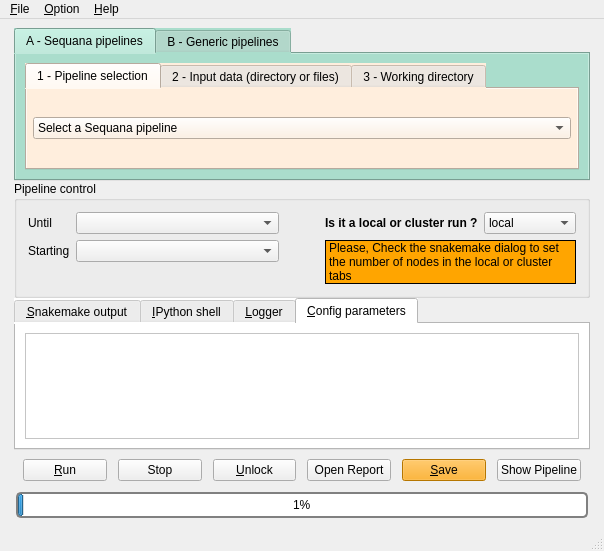
First picture: the form in sequana/gui/mainwindow.ui, repository vladsaveliev/sequana, before the edit.
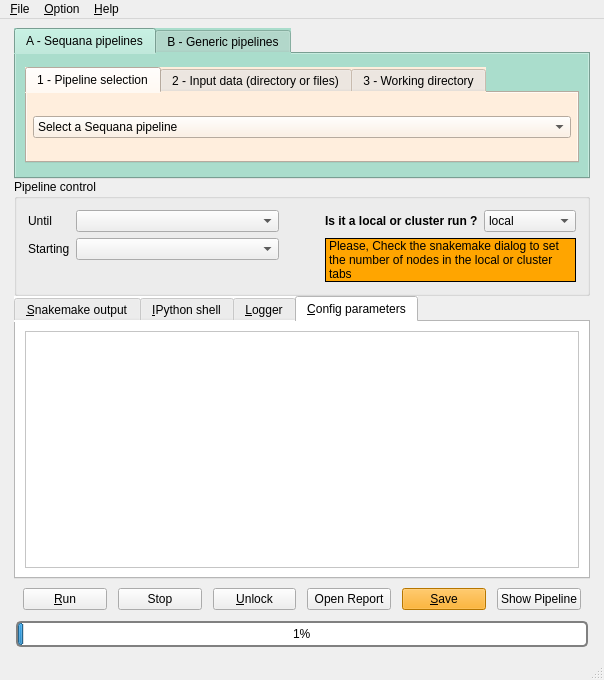
Second picture: the form after the edit. The open tabs and pages were chosen to show the change.

```diff
--- a/sequana/gui/mainwindow.ui
+++ b/sequana/gui/mainwindow.ui
@@ -7,7 +7,7 @@
     <x>0</x>
     <y>0</y>
     <width>604</width>
-    <height>551</height>
+    <height>680</height>
    </rect>
   </property>
   <property name="sizePolicy">
@@ -16,6 +16,124 @@
     <verstretch>0</verstretch>
    </sizepolicy>
   </property>
+  <property name="palette">
+   <palette>
+    <active>
+     <colorrole role="BrightText">
+      <brush brushstyle="SolidPattern">
+       <color alpha="255">
+        <red>170</red>
+        <green>0</green>
+        <blue>0</blue>
+       </color>
+      </brush>
+     </colorrole>
+     <colorrole role="HighlightedText">
+      <brush brushstyle="SolidPattern">
+       <color alpha="255">
+        <red>170</red>
+        <green>0</green>
+        <blue>0</blue>
+       </color>
+      </brush>
+     </colorrole>
+     <colorrole role="AlternateBase">
+      <brush brushstyle="SolidPattern">
+       <color alpha="255">
+        <red>247</red>
+        <green>10</green>
+        <blue>46</blue>
+       </color>
+      </brush>
+     </colorrole>
+     <colorrole role="NoRole">
+      <brush brushstyle="SolidPattern">
+       <color alpha="255">
+        <red>170</red>
+        <green>0</green>
+        <blue>0</blue>
+       </color>
+      </brush>
+     </colorrole>
+    </active>
+    <inactive>
+     <colorrole role="BrightText">
+      <brush brushstyle="SolidPattern">
+       <color alpha="255">
+        <red>170</red>
+        <green>0</green>
+        <blue>0</blue>
+       </color>
+      </brush>
+     </colorrole>
+     <colorrole role="HighlightedText">
+      <brush brushstyle="SolidPattern">
+       <color alpha="255">
+        <red>170</red>
+        <green>0</green>
+        <blue>0</blue>
+       </color>
+      </brush>
+     </colorrole>
+     <colorrole role="AlternateBase">
+      <brush brushstyle="SolidPattern">
+       <color alpha="255">
+        <red>247</red>
+        <green>10</green>
+        <blue>46</blue>
+       </color>
+      </brush>
+     </colorrole>
+     <colorrole role="NoRole">
+      <brush brushstyle="SolidPattern">
+       <color alpha="255">
+        <red>170</red>
+        <green>0</green>
+        <blue>0</blue>
+       </color>
+      </brush>
+     </colorrole>
+    </inactive>
+    <disabled>
+     <colorrole role="BrightText">
+      <brush brushstyle="SolidPattern">
+       <color alpha="255">
+        <red>170</red>
+        <green>0</green>
+        <blue>0</blue>
+       </color>
+      </brush>
+     </colorrole>
+     <colorrole role="HighlightedText">
+      <brush brushstyle="SolidPattern">
+       <color alpha="255">
+        <red>170</red>
+        <green>0</green>
+        <blue>0</blue>
+       </color>
+      </brush>
+     </colorrole>
+     <colorrole role="AlternateBase">
+      <brush brushstyle="SolidPattern">
+       <color alpha="255">
+        <red>247</red>
+        <green>10</green>
+        <blue>46</blue>
+       </color>
+      </brush>
+     </colorrole>
+     <colorrole role="NoRole">
+      <brush brushstyle="SolidPattern">
+       <color alpha="255">
+        <red>170</red>
+        <green>0</green>
+        <blue>0</blue>
+       </color>
+      </brush>
+     </colorrole>
+    </disabled>
+   </palette>
+  </property>
   <property name="windowTitle">
    <string>Sequanix (Sequana GUI)</string>
   </property>
@@ -47,7 +165,7 @@
       <item>
        <widget class="QTabWidget" name="tabs_pipeline">
         <property name="sizePolicy">
-         <sizepolicy hsizetype="Preferred" vsizetype="Preferred">
+         <sizepolicy hsizetype="Preferred" vsizetype="Maximum">
           <horstretch>0</horstretch>
           <verstretch>0</verstretch>
          </sizepolicy>
@@ -86,13 +204,16 @@
          <layout class="QGridLayout" name="gridLayout_6">
           <item row="0" column="0">
            <layout class="QVBoxLayout" name="verticalLayout_4">
+            <property name="spacing">
+             <number>6</number>
+            </property>
             <item>
              <widget class="QTabWidget" name="tabs_sequana">
               <property name="enabled">
                <bool>true</bool>
               </property>
               <property name="sizePolicy">
-               <sizepolicy hsizetype="Expanding" vsizetype="Expanding">
+               <sizepolicy hsizetype="Expanding" vsizetype="Maximum">
                 <horstretch>0</horstretch>
                 <verstretch>0</verstretch>
                </sizepolicy>
@@ -103,6 +224,232 @@
                 <height>0</height>
                </size>
               </property>
+              <property name="palette">
+               <palette>
+                <active>
+                 <colorrole role="Button">
+                  <brush brushstyle="SolidPattern">
+                   <color alpha="255">
+                    <red>255</red>
+                    <green>238</green>
+                    <blue>221</blue>
+                   </color>
+                  </brush>
+                 </colorrole>
+                 <colorrole role="Light">
+                  <brush brushstyle="SolidPattern">
+                   <color alpha="255">
+                    <red>170</red>
+                    <green>0</green>
+                    <blue>0</blue>
+                   </color>
+                  </brush>
+                 </colorrole>
+                 <colorrole role="BrightText">
+                  <brush brushstyle="SolidPattern">
+                   <color alpha="255">
+                    <red>170</red>
+                    <green>0</green>
+                    <blue>0</blue>
+                   </color>
+                  </brush>
+                 </colorrole>
+                 <colorrole role="Base">
+                  <brush brushstyle="SolidPattern">
+                   <color alpha="255">
+                    <red>255</red>
+                    <green>238</green>
+                    <blue>221</blue>
+                   </color>
+                  </brush>
+                 </colorrole>
+                 <colorrole role="Window">
+                  <brush brushstyle="SolidPattern">
+                   <color alpha="255">
+                    <red>255</red>
+                    <green>238</green>
+                    <blue>221</blue>
+                   </color>
+                  </brush>
+                 </colorrole>
+                 <colorrole role="HighlightedText">
+                  <brush brushstyle="SolidPattern">
+                   <color alpha="255">
+                    <red>170</red>
+                    <green>0</green>
+                    <blue>0</blue>
+                   </color>
+                  </brush>
+                 </colorrole>
+                 <colorrole role="AlternateBase">
+                  <brush brushstyle="SolidPattern">
+                   <color alpha="255">
+                    <red>170</red>
+                    <green>0</green>
+                    <blue>0</blue>
+                   </color>
+                  </brush>
+                 </colorrole>
+                 <colorrole role="NoRole">
+                  <brush brushstyle="SolidPattern">
+                   <color alpha="255">
+                    <red>170</red>
+                    <green>0</green>
+                    <blue>0</blue>
+                   </color>
+                  </brush>
+                 </colorrole>
+                </active>
+                <inactive>
+                 <colorrole role="Button">
+                  <brush brushstyle="SolidPattern">
+                   <color alpha="255">
+                    <red>255</red>
+                    <green>238</green>
+                    <blue>221</blue>
+                   </color>
+                  </brush>
+                 </colorrole>
+                 <colorrole role="Light">
+                  <brush brushstyle="SolidPattern">
+                   <color alpha="255">
+                    <red>170</red>
+                    <green>0</green>
+                    <blue>0</blue>
+                   </color>
+                  </brush>
+                 </colorrole>
+                 <colorrole role="BrightText">
+                  <brush brushstyle="SolidPattern">
+                   <color alpha="255">
+                    <red>170</red>
+                    <green>0</green>
+                    <blue>0</blue>
+                   </color>
+                  </brush>
+                 </colorrole>
+                 <colorrole role="Base">
+                  <brush brushstyle="SolidPattern">
+                   <color alpha="255">
+                    <red>255</red>
+                    <green>238</green>
+                    <blue>221</blue>
+                   </color>
+                  </brush>
+                 </colorrole>
+                 <colorrole role="Window">
+                  <brush brushstyle="SolidPattern">
+                   <color alpha="255">
+                    <red>255</red>
+                    <green>238</green>
+                    <blue>221</blue>
+                   </color>
+                  </brush>
+                 </colorrole>
+                 <colorrole role="HighlightedText">
+                  <brush brushstyle="SolidPattern">
+                   <color alpha="255">
+                    <red>170</red>
+                    <green>0</green>
+                    <blue>0</blue>
+                   </color>
+                  </brush>
+                 </colorrole>
+                 <colorrole role="AlternateBase">
+                  <brush brushstyle="SolidPattern">
+                   <color alpha="255">
+                    <red>170</red>
+                    <green>0</green>
+                    <blue>0</blue>
+                   </color>
+                  </brush>
+                 </colorrole>
+                 <colorrole role="NoRole">
+                  <brush brushstyle="SolidPattern">
+                   <color alpha="255">
+                    <red>170</red>
+                    <green>0</green>
+                    <blue>0</blue>
+                   </color>
+                  </brush>
+                 </colorrole>
+                </inactive>
+                <disabled>
+                 <colorrole role="Button">
+                  <brush brushstyle="SolidPattern">
+                   <color alpha="255">
+                    <red>255</red>
+                    <green>238</green>
+                    <blue>221</blue>
+                   </color>
+                  </brush>
+                 </colorrole>
+                 <colorrole role="Light">
+                  <brush brushstyle="SolidPattern">
+                   <color alpha="255">
+                    <red>170</red>
+                    <green>0</green>
+                    <blue>0</blue>
+                   </color>
+                  </brush>
+                 </colorrole>
+                 <colorrole role="BrightText">
+                  <brush brushstyle="SolidPattern">
+                   <color alpha="255">
+                    <red>170</red>
+                    <green>0</green>
+                    <blue>0</blue>
+                   </color>
+                  </brush>
+                 </colorrole>
+                 <colorrole role="Base">
+                  <brush brushstyle="SolidPattern">
+                   <color alpha="255">
+                    <red>255</red>
+                    <green>238</green>
+                    <blue>221</blue>
+                   </color>
+                  </brush>
+                 </colorrole>
+                 <colorrole role="Window">
+                  <brush brushstyle="SolidPattern">
+                   <color alpha="255">
+                    <red>255</red>
+                    <green>238</green>
+                    <blue>221</blue>
+                   </color>
+                  </brush>
+                 </colorrole>
+                 <colorrole role="HighlightedText">
+                  <brush brushstyle="SolidPattern">
+                   <color alpha="255">
+                    <red>170</red>
+                    <green>0</green>
+                    <blue>0</blue>
+                   </color>
+                  </brush>
+                 </colorrole>
+                 <colorrole role="AlternateBase">
+                  <brush brushstyle="SolidPattern">
+                   <color alpha="255">
+                    <red>170</red>
+                    <green>0</green>
+                    <blue>0</blue>
+                   </color>
+                  </brush>
+                 </colorrole>
+                 <colorrole role="NoRole">
+                  <brush brushstyle="SolidPattern">
+                   <color alpha="255">
+                    <red>170</red>
+                    <green>0</green>
+                    <blue>0</blue>
+                   </color>
+                  </brush>
+                 </colorrole>
+                </disabled>
+               </palette>
+              </property>
               <property name="toolTip">
                <string>&lt;html&gt;&lt;head/&gt;&lt;body&gt;&lt;ul style=&quot;margin-top: 0px; margin-bottom: 0px; margin-left: 0px; margin-right: 0px; -qt-list-indent: 1;&quot;&gt;&lt;li style=&quot; margin-top:12px; margin-bottom:0px; margin-left:0px; margin-right:0px; -qt-block-indent:0; text-indent:0px;&quot;&gt;&lt;span style=&quot; font-weight:600;&quot;&gt;Left tab:&lt;/span&gt; Select one of the pipeline in the combo box. In order to get information about a pipeline, please see the Help menu. &lt;/li&gt;&lt;li style=&quot; margin-top:0px; margin-bottom:0px; margin-left:0px; margin-right:0px; -qt-block-indent:0; text-indent:0px;&quot;&gt;&lt;span style=&quot; font-weight:600;&quot;&gt;Middle tab:&lt;/span&gt; Select one of this option&lt;/li&gt;&lt;ol style=&quot;margin-top: 0px; margin-bottom: 0px; margin-left: 0px; margin-right: 0px; -qt-list-indent: 2;&quot;&gt;&lt;li style=&quot; margin-top:0px; margin-bottom:0px; margin-left:0px; margin-right:0px; -qt-block-indent:0; text-indent:0px;&quot;&gt;Input directory: the directory where fastq.gz files are stored (all Sequana pipelines expect fastq.gz as input)&lt;/li&gt;&lt;li style=&quot; margin-top:0px; margin-bottom:0px; margin-left:0px; margin-right:0px; -qt-block-indent:0; text-indent:0px;&quot;&gt;Input samples: select one or two files (fastq.gz) in a directory&lt;/li&gt;&lt;/ol&gt;&lt;li style=&quot; margin-top:0px; margin-bottom:12px; margin-left:0px; margin-right:0px; -qt-block-indent:0; text-indent:0px;&quot;&gt;&lt;span style=&quot; font-weight:600;&quot;&gt;Right tab: &lt;/span&gt;Select working directory where Snakefile/pipeline and config files will be copied. Pipelines are also ran in that directory. &lt;/li&gt;&lt;/ul&gt;&lt;/body&gt;&lt;/html&gt;</string>
               </property>
@@ -160,9 +507,238 @@
                   </property>
                   <item>
                    <widget class="QComboBox" name="choice_button">
+                    <property name="palette">
+                     <palette>
+                      <active>
+                       <colorrole role="Button">
+                        <brush brushstyle="SolidPattern">
+                         <color alpha="255">
+                          <red>255</red>
+                          <green>238</green>
+                          <blue>221</blue>
+                         </color>
+                        </brush>
+                       </colorrole>
+                       <colorrole role="Light">
+                        <brush brushstyle="SolidPattern">
+                         <color alpha="255">
+                          <red>170</red>
+                          <green>0</green>
+                          <blue>0</blue>
+                         </color>
+                        </brush>
+                       </colorrole>
+                       <colorrole role="BrightText">
+                        <brush brushstyle="SolidPattern">
+                         <color alpha="255">
+                          <red>170</red>
+                          <green>0</green>
+                          <blue>0</blue>
+                         </color>
+                        </brush>
+                       </colorrole>
+                       <colorrole role="Base">
+                        <brush brushstyle="SolidPattern">
+                         <color alpha="255">
+                          <red>255</red>
+                          <green>238</green>
+                          <blue>221</blue>
+                         </color>
+                        </brush>
+                       </colorrole>
+                       <colorrole role="Window">
+                        <brush brushstyle="SolidPattern">
+                         <color alpha="255">
+                          <red>255</red>
+                          <green>238</green>
+                          <blue>221</blue>
+                         </color>
+                        </brush>
+                       </colorrole>
+                       <colorrole role="HighlightedText">
+                        <brush brushstyle="SolidPattern">
+                         <color alpha="255">
+                          <red>170</red>
+                          <green>0</green>
+                          <blue>0</blue>
+                         </color>
+                        </brush>
+                       </colorrole>
+                       <colorrole role="AlternateBase">
+                        <brush brushstyle="SolidPattern">
+                         <color alpha="255">
+                          <red>170</red>
+                          <green>0</green>
+                          <blue>0</blue>
+                         </color>
+                        </brush>
+                       </colorrole>
+                       <colorrole role="NoRole">
+                        <brush brushstyle="SolidPattern">
+                         <color alpha="255">
+                          <red>170</red>
+                          <green>0</green>
+                          <blue>0</blue>
+                         </color>
+                        </brush>
+                       </colorrole>
+                      </active>
+                      <inactive>
+                       <colorrole role="Button">
+                        <brush brushstyle="SolidPattern">
+                         <color alpha="255">
+                          <red>255</red>
+                          <green>238</green>
+                          <blue>221</blue>
+                         </color>
+                        </brush>
+                       </colorrole>
+                       <colorrole role="Light">
+                        <brush brushstyle="SolidPattern">
+                         <color alpha="255">
+                          <red>170</red>
+                          <green>0</green>
+                          <blue>0</blue>
+                         </color>
+                        </brush>
+                       </colorrole>
+                       <colorrole role="BrightText">
+                        <brush brushstyle="SolidPattern">
+                         <color alpha="255">
+                          <red>170</red>
+                          <green>0</green>
+                          <blue>0</blue>
+                         </color>
+                        </brush>
+                       </colorrole>
+                       <colorrole role="Base">
+                        <brush brushstyle="SolidPattern">
+                         <color alpha="255">
+                          <red>255</red>
+                          <green>238</green>
+                          <blue>221</blue>
+                         </color>
+                        </brush>
+                       </colorrole>
+                       <colorrole role="Window">
+                        <brush brushstyle="SolidPattern">
+                         <color alpha="255">
+                          <red>255</red>
+                          <green>238</green>
+                          <blue>221</blue>
+                         </color>
+                        </brush>
+                       </colorrole>
+                       <colorrole role="HighlightedText">
+                        <brush brushstyle="SolidPattern">
+                         <color alpha="255">
+                          <red>170</red>
+                          <green>0</green>
+                          <blue>0</blue>
+                         </color>
+                        </brush>
+                       </colorrole>
+                       <colorrole role="AlternateBase">
+                        <brush brushstyle="SolidPattern">
+                         <color alpha="255">
+                          <red>170</red>
+                          <green>0</green>
+                          <blue>0</blue>
+                         </color>
+                        </brush>
+                       </colorrole>
+                       <colorrole role="NoRole">
+                        <brush brushstyle="SolidPattern">
+                         <color alpha="255">
+                          <red>170</red>
+                          <green>0</green>
+                          <blue>0</blue>
+                         </color>
+                        </brush>
+                       </colorrole>
+                      </inactive>
+                      <disabled>
+                       <colorrole role="Button">
+                        <brush brushstyle="SolidPattern">
+                         <color alpha="255">
+                          <red>255</red>
+                          <green>238</green>
+                          <blue>221</blue>
+                         </color>
+                        </brush>
+                       </colorrole>
+                       <colorrole role="Light">
+                        <brush brushstyle="SolidPattern">
+                         <color alpha="255">
+                          <red>170</red>
+                          <green>0</green>
+                          <blue>0</blue>
+                         </color>
+                        </brush>
+                       </colorrole>
+                       <colorrole role="BrightText">
+                        <brush brushstyle="SolidPattern">
+                         <color alpha="255">
+                          <red>170</red>
+                          <green>0</green>
+                          <blue>0</blue>
+                         </color>
+                        </brush>
+                       </colorrole>
+                       <colorrole role="Base">
+                        <brush brushstyle="SolidPattern">
+                         <color alpha="255">
+                          <red>255</red>
+                          <green>238</green>
+                          <blue>221</blue>
+                         </color>
+                        </brush>
+                       </colorrole>
+                       <colorrole role="Window">
+                        <brush brushstyle="SolidPattern">
+                         <color alpha="255">
+                          <red>255</red>
+                          <green>238</green>
+                          <blue>221</blue>
+                         </color>
+                        </brush>
+                       </colorrole>
+                       <colorrole role="HighlightedText">
+                        <brush brushstyle="SolidPattern">
+                         <color alpha="255">
+                          <red>170</red>
+                          <green>0</green>
+                          <blue>0</blue>
+                         </color>
+                        </brush>
+                       </colorrole>
+                       <colorrole role="AlternateBase">
+                        <brush brushstyle="SolidPattern">
+                         <color alpha="255">
+                          <red>170</red>
+                          <green>0</green>
+                          <blue>0</blue>
+                         </color>
+                        </brush>
+                       </colorrole>
+                       <colorrole role="NoRole">
+                        <brush brushstyle="SolidPattern">
+                         <color alpha="255">
+                          <red>170</red>
+                          <green>0</green>
+                          <blue>0</blue>
+                         </color>
+                        </brush>
+                       </colorrole>
+                      </disabled>
+                     </palette>
+                    </property>
                     <property name="toolTip">
                      <string>&lt;html&gt;&lt;head/&gt;&lt;body&gt;&lt;p&gt;Sequana pipelines are automatically fetched from sequana library.&lt;/p&gt;&lt;p&gt;Each pipeline is defined by a pipeline name. Its config file is fetched automatically.&lt;/p&gt;&lt;p&gt;Each pipeline require the user to define the input. It may be one of:&lt;/p&gt;&lt;p&gt;&lt;ul&gt;&lt;li&gt; a directory&lt;/li&gt;&lt;li&gt; a set of FastQ input file&lt;/li&gt;&lt;/ul&gt;&lt;/body&gt;&lt;/html&gt;</string>
                     </property>
+                    <property name="autoFillBackground">
+                     <bool>false</bool>
+                    </property>
                     <property name="currentText">
                      <string>Select a Sequana pipeline</string>
                     </property>
@@ -598,8 +1174,8 @@
               <rect>
                <x>0</x>
                <y>0</y>
-               <width>552</width>
-               <height>96</height>
+               <width>643</width>
+               <height>187</height>
               </rect>
              </property>
             </widget>
```
Left out of the diff: 12 changed lines with no effect on the pictures.
